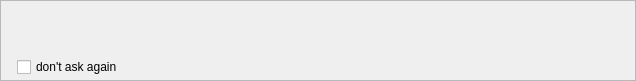
Before: the Qt Designer form node_manager_fkie/src/node_manager_fkie/MessageFrame.ui in fkie/multimaster_fkie, drawn with Qt 5.
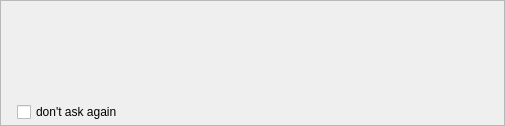
After: the same form once the commit is applied. Icons and pictures are not drawn.

Commit message: node_manager_fkie: added info frame showed on screen errors

Patch:
```diff
--- a/node_manager_fkie/src/node_manager_fkie/MessageFrame.ui
+++ b/node_manager_fkie/src/node_manager_fkie/MessageFrame.ui
@@ -6,8 +6,8 @@
    <rect>
     <x>0</x>
     <y>0</y>
-    <width>636</width>
-    <height>81</height>
+    <width>505</width>
+    <height>126</height>
    </rect>
   </property>
   <property name="windowTitle">
@@ -48,6 +48,9 @@
       <enum>QFrame::Plain</enum>
      </property>
      <layout class="QVBoxLayout" name="verticalLayout">
+      <property name="spacing">
+       <number>3</number>
+      </property>
       <property name="margin">
        <number>0</number>
       </property>
@@ -70,6 +73,46 @@
         </property>
        </widget>
       </item>
+      <item>
+       <widget class="QScrollArea" name="scrollArea">
+        <property name="sizePolicy">
+         <sizepolicy hsizetype="Expanding" vsizetype="Preferred">
+          <horstretch>0</horstretch>
+          <verstretch>0</verstretch>
+         </sizepolicy>
+        </property>
+        <property name="frameShape">
+         <enum>QFrame::NoFrame</enum>
+        </property>
+        <property name="frameShadow">
+         <enum>QFrame::Plain</enum>
+        </property>
+        <property name="widgetResizable">
+         <bool>true</bool>
+        </property>
+        <property name="alignment">
+         <set>Qt::AlignLeading|Qt::AlignLeft|Qt::AlignTop</set>
+        </property>
+        <widget class="QWidget" name="scrollAreaWidgetContents">
+         <property name="geometry">
+          <rect>
+           <x>0</x>
+           <y>0</y>
+           <width>403</width>
+           <height>70</height>
+          </rect>
+         </property>
+         <layout class="QVBoxLayout" name="scrollAreaLayout">
+          <property name="spacing">
+           <number>0</number>
+          </property>
+          <property name="margin">
+           <number>3</number>
+          </property>
+         </layout>
+        </widget>
+       </widget>
+      </item>
       <item>
        <widget class="QCheckBox" name="checkBox_dnaa">
         <property name="text">
```
The commit also changes 10 other files.
